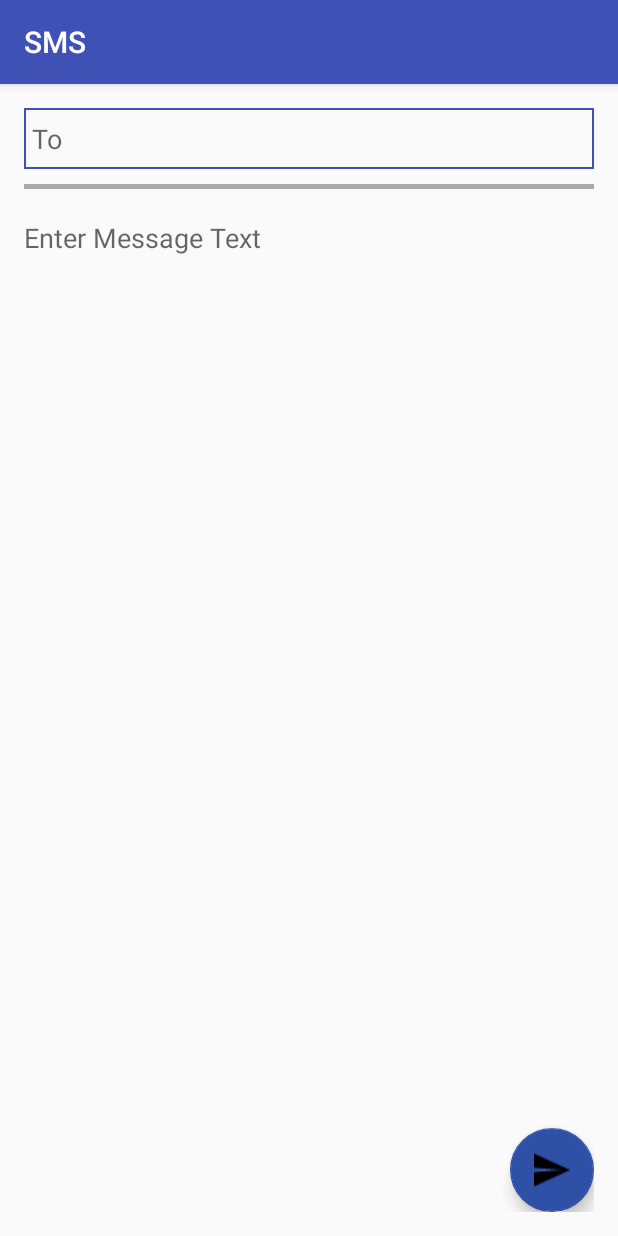
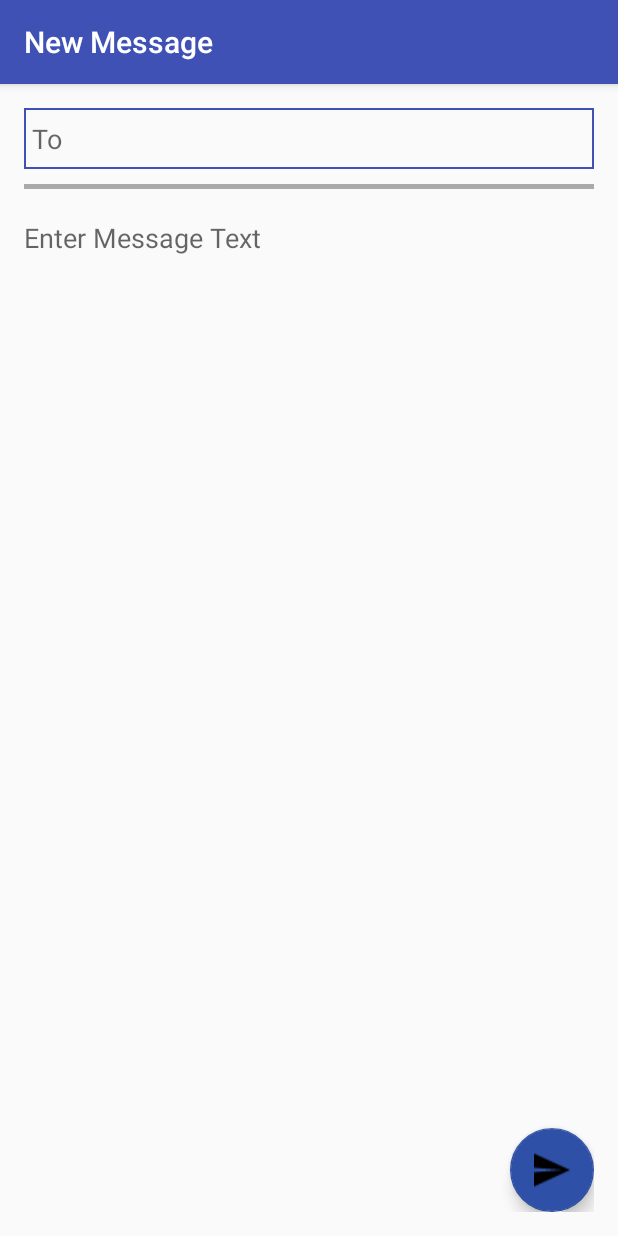
Before and after one commit to Aashsih/SMS_App, an Android app: the screen it shows after launch (NewMessage), after a tap on an icon or button, on a phone screen of 412 x 824 dp. Run offline under Robolectric (Android 15) with nearby library versions, the phone set to English and light mode, and no system bars.

Commit message:
Version 1.0

```diff
--- a/app/src/main/java/com/head_first/aashi/sms/controller/activity/ContactList.java
+++ b/app/src/main/java/com/head_first/aashi/sms/controller/activity/ContactList.java
@@ -86,7 +86,7 @@ public class ContactList extends AppCompatActivity{// implements DialogInterface
     @Override
     public boolean onCreateOptionsMenu(Menu menu) {
         // Inflate the menu; this adds items to the action bar if it is present.
-        getMenuInflater().inflate(R.menu.menu_contact_list, menu);
+        //getMenuInflater().inflate(R.menu.menu_contact_list, menu);
         return true;
     }
 
--- a/app/src/main/java/com/head_first/aashi/sms/controller/activity/NewMessage.java
+++ b/app/src/main/java/com/head_first/aashi/sms/controller/activity/NewMessage.java
@@ -26,8 +26,8 @@ public class NewMessage extends SMSSenderActivity {
     @Override
     protected void onCreate(Bundle savedInstanceState) {
         super.onCreate(savedInstanceState);
+        setTitle(getResources().getString(R.string.newMessageActionBarTitle));
         setContentView(R.layout.activity_new_message);
-
         mMessageText = (EditText) findViewById(R.id.messageText);
         mSendTo = (EditText) findViewById(R.id.sendTo);
         mSendMessage = (FloatingActionButton) findViewById(R.id.sendMessage);
--- a/gradle.properties
+++ b/gradle.properties
@@ -15,3 +15,4 @@ org.gradle.jvmargs=-Xmx1536m
 # This option should only be used with decoupled projects. More details, visit
 # http://www.gradle.org/docs/current/userguide/multi_project_builds.html#sec:decoupled_projects
 # org.gradle.parallel=true
+GOOGLE_MAPS_API_KEY=AIzaSyBoKl2h5aqo-SVbO6EGS9k73zGaR0czzBI
```
Also changed, not shown: app/src/main/java/com/head_first/aashi/sms/controller/activity/SMSChatActivity.java (+11 -3 lines), app/src/main/java/com/head_first/aashi/sms/controller/activity/SMSSenderActivity.java (+7 -0 lines).
